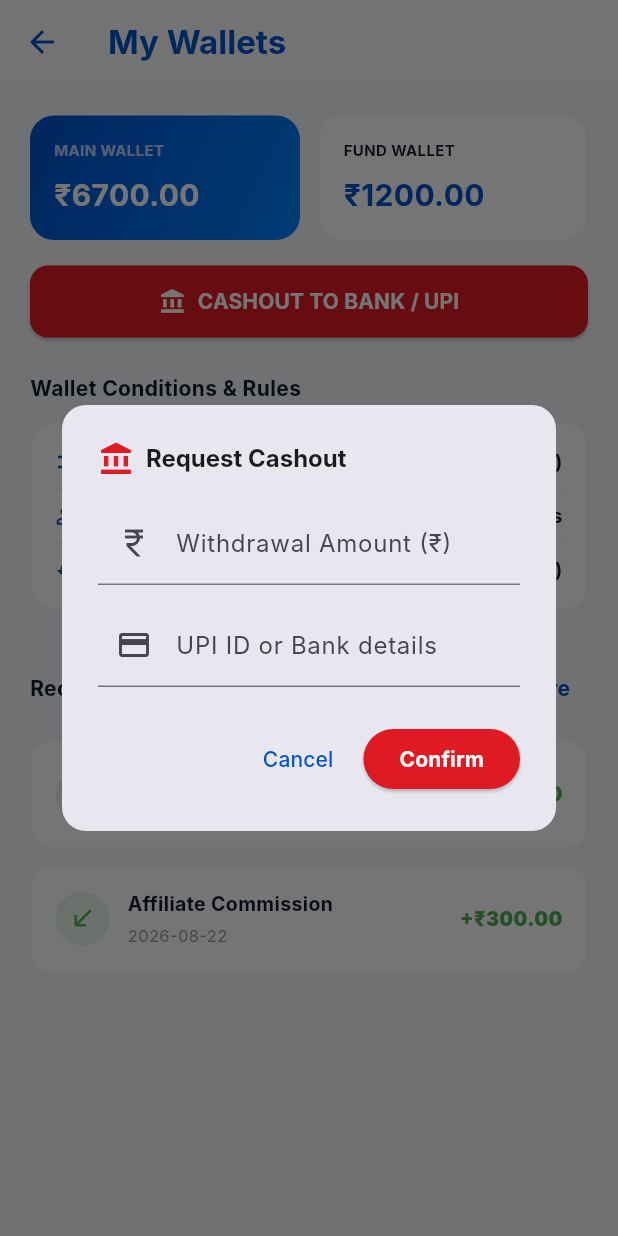
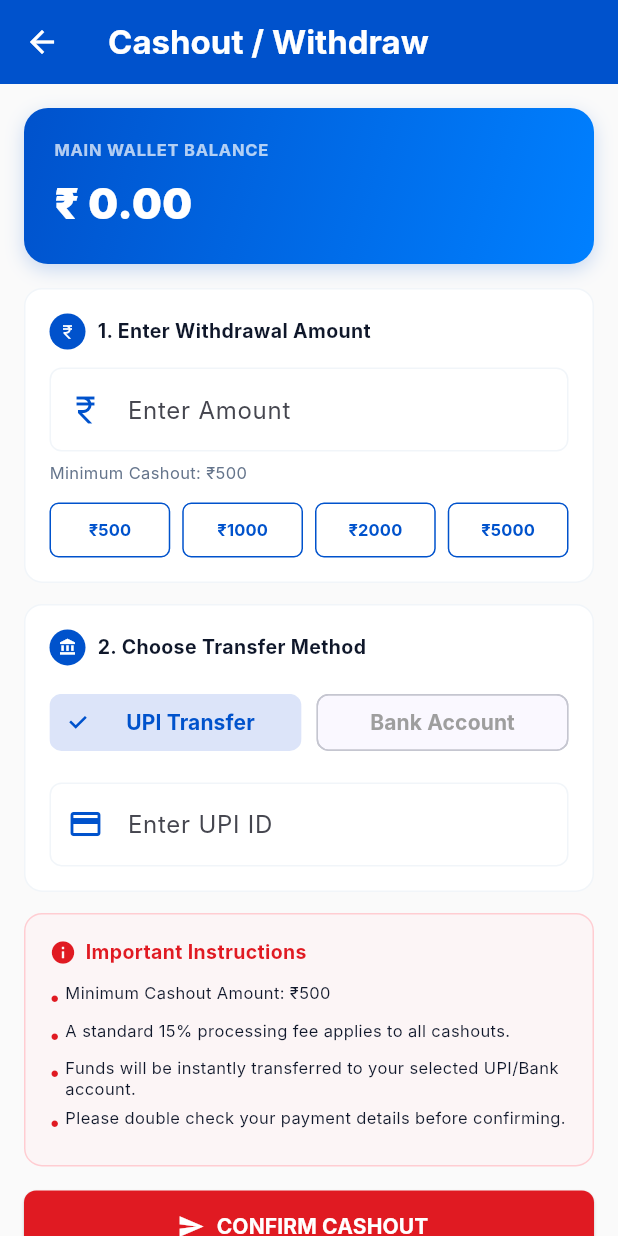
Before and after one commit to Hariswar8018/Recharge-App, a Flutter app: the WalletDetailsScreen screen opened by its route, after a tap on "CASHOUT TO BANK / UPI", on a phone screen of 412 x 824 dp. Run offline on Flutter 3.47's test engine with Material 3 defaults, Android fonts, the phone set to English and light mode, and no system bars; our stand-ins replace shared_preferences; missing offline and left inert: razorpay_flutter, share_me, upi_uri; accounts and stored records are empty; network calls fail; Roboto replaces fonts that are missing (Inter).

Commit message:
created dedicated WithdrawalScreen UI file and pointed cashout button to route it

```diff
--- a/mobile_app/lib/main.dart
+++ b/mobile_app/lib/main.dart
@@ -7,6 +7,7 @@ import 'screens/home_screen.dart';
 import 'screens/fund_request_screen.dart';
 import 'screens/settings_detail_screen.dart';
 import 'screens/wallet_history_screens.dart';
+import 'screens/withdrawal_screen.dart';
 import 'constants/app_theme.dart';
 
 void main() {
@@ -37,6 +38,7 @@ class MyApp extends StatelessWidget {
         '/forgot-password': (context) => const ForgotPasswordScreen(),
         '/home': (context) => const HomeScreen(),
         '/fund-request': (context) => const FundRequestScreen(),
+        '/withdrawal': (context) => const WithdrawalScreen(),
         '/profile-details': (context) => const ProfileDetailsScreen(),
         '/security-details': (context) => const SecurityDetailsScreen(),
         '/wallet-details': (context) => const WalletDetailsScreen(),
--- a/mobile_app/lib/screens/wallet_history_screens.dart
+++ b/mobile_app/lib/screens/wallet_history_screens.dart
@@ -318,106 +318,6 @@ class _WalletDetailsScreenState extends State<WalletDetailsScreen> {
     }
   }
 
-  void _showCashoutDialog(BuildContext context) {
-    final _cashoutFormKey = GlobalKey<FormState>();
-    final _amountController = TextEditingController();
-    final _paymentDetailsController = TextEditingController();
-    bool _isSubmitting = false;
-
-    showDialog(
-      context: context,
-      builder: (dialogContext) {
-        return StatefulBuilder(
-          builder: (context, setDialogState) {
-            return AlertDialog(
-              shape: RoundedRectangleBorder(borderRadius: BorderRadius.circular(16)),
-              title: Row(
-                children: const [
-                  Icon(Icons.account_balance, color: AppTheme.secondaryRed),
-                  SizedBox(width: 8),
-                  Text("Request Cashout", style: TextStyle(fontWeight: FontWeight.bold, fontSize: 16)),
-                ],
-              ),
-              content: Form(
-                key: _cashoutFormKey,
-                child: Column(
-                  mainAxisSize: MainAxisSize.min,
-                  children: [
-                    TextFormField(
-                      controller: _amountController,
-                      keyboardType: TextInputType.number,
-                      decoration: const InputDecoration(
-                        labelText: "Withdrawal Amount (₹)",
-                        hintText: "Enter amount (Min ₹500)",
-                        prefixIcon: Icon(Icons.currency_rupee),
-                      ),
-                      validator: (value) {
-                        if (value == null || value.trim().isEmpty) return "Amount is required";
-                        final amt = double.tryParse(value.trim());
-                        if (amt == null || amt <= 0) return "Enter valid amount";
-                        if (amt > _mainBalance) return "Insufficient main balance";
-                        if (amt < 500) return "Minimum withdrawal is ₹500";
-                        return null;
-                      },
-                    ),
-                    const SizedBox(height: 12),
-                    TextFormField(
-                      controller: _paymentDetailsController,
-                      decoration: const InputDecoration(
-                        labelText: "UPI ID or Bank details",
-                        hintText: "UPI ID or Account No + IFSC",
-                        prefixIcon: Icon(Icons.payment),
-                      ),
-                      validator: (value) {
-                        if (value == null || value.trim().isEmpty) return "Details are required";
-                        return null;
-                      },
-                    ),
-                  ],
-                ),
-              ),
-              actions: [
-                TextButton(
-                  onPressed: _isSubmitting ? null : () => Navigator.pop(dialogContext),
-                  child: const Text("Cancel"),
-                ),
-                ElevatedButton(
-                  onPressed: _isSubmitting ? null : () async {
-                    if (!_cashoutFormKey.currentState!.validate()) return;
-                    setDialogState(() {
-                      _isSubmitting = true;
-                    });
-
-                    final amt = double.parse(_amountController.text.trim());
-                    final result = await ApiService.submitWithdrawal(amt);
-
-                    if (result['success']) {
-                      Navigator.pop(dialogContext);
-                      ScaffoldMessenger.of(context).showSnackBar(
-                        const SnackBar(content: Text("Cashout request submitted successfully!")),
-                      );
-                      _loadWalletData();
-                    } else {
-                      setDialogState(() {
-                        _isSubmitting = false;
-                      });
-                      ScaffoldMessenger.of(context).showSnackBar(
-                        SnackBar(content: Text(result['error'] ?? "Withdrawal failed")),
-                      );
-                    }
-                  },
-                  style: ElevatedButton.styleFrom(backgroundColor: AppTheme.secondaryRed),
-                  child: _isSubmitting
-                    ? const SizedBox(width: 16, height: 16, child: CircularProgressIndicator(color: Colors.white, strokeWidth: 2))
-                    : const Text("Confirm", style: TextStyle(color: Colors.white, fontWeight: FontWeight.bold)),
-                ),
-              ],
-            );
-          }
-        );
-      }
-    );
-  }
 
   @override
   Widget build(BuildContext context) {
@@ -485,7 +385,7 @@ class _WalletDetailsScreenState extends State<WalletDetailsScreen> {
                   SizedBox(
                     width: double.infinity,
                     child: ElevatedButton.icon(
-                      onPressed: () => _showCashoutDialog(context),
+                      onPressed: () => Navigator.pushNamed(context, '/withdrawal').then((_) => _loadWalletData()),
                       icon: const Icon(Icons.account_balance, color: Colors.white),
                       label: const Text("CASHOUT TO BANK / UPI", style: TextStyle(color: Colors.white, fontWeight: FontWeight.bold)),
                       style: ElevatedButton.styleFrom(
--- /dev/null
+++ b/mobile_app/lib/screens/withdrawal_screen.dart
@@ -0,0 +1,409 @@
+import 'package:flutter/material.dart';
+import '../constants/app_theme.dart';
+import '../services/api_service.dart';
+import '../widgets/processing_dialog.dart';
+
+class WithdrawalScreen extends StatefulWidget {
+  const WithdrawalScreen({super.key});
+
+  @override
+  State<WithdrawalScreen> createState() => _WithdrawalScreenState();
+}
+
+class _WithdrawalScreenState extends State<WithdrawalScreen> {
+  final _amountController = TextEditingController();
+  final _paymentDetailsController = TextEditingController();
+  final _formKey = GlobalKey<FormState>();
+  bool _isLoading = false;
+  double _mainBalance = 0.0;
+  String _message = "";
+  String _error = "";
+  List<dynamic> _cashoutHistory = [];
+  String _currentAmount = "";
+  String _paymentMethod = "UPI"; // "UPI" or "BANK"
+
+  @override
+  void initState() {
+    super.initState();
+    _amountController.addListener(_onAmountChanged);
+    _loadBalanceAndHistory();
+  }
+
+  @override
+  void dispose() {
+    _amountController.removeListener(_onAmountChanged);
+    _amountController.dispose();
+    _paymentDetailsController.dispose();
+    super.dispose();
+  }
+
+  void _onAmountChanged() {
+    setState(() {
+      _currentAmount = _amountController.text.trim();
+    });
+  }
+
+  void _setQuickAmount(String amt) {
+    _amountController.text = amt;
+    setState(() {
+      _currentAmount = amt;
+    });
+  }
+
+  Future<void> _loadBalanceAndHistory() async {
+    // Load profile to get latest main balance
+    final profileRes = await ApiService.getProfile();
+    double balance = 0.0;
+    if (profileRes['success']) {
+      final user = profileRes['user'];
+      balance = double.tryParse(user['main_wallet_balance']?.toString() ?? "0.0") ?? 0.0;
+    }
+
+    // Load transactions and filter by "Cashout" to get history
+    final txns = await ApiService.getTransactions();
+    final cashouts = txns.where((tx) => tx['type'] == 'Cashout').toList();
+
+    setState(() {
+      _mainBalance = balance;
+      _cashoutHistory = cashouts;
+    });
+  }
+
+  Future<void> _handleSubmit() async {
+    if (!_formKey.currentState!.validate()) return;
+
+    final amtVal = double.tryParse(_currentAmount);
+    if (amtVal == null || amtVal < 500) {
+      setState(() {
+        _error = "Minimum withdrawal amount is ₹500";
+      });
+      return;
+    }
+
+    if (amtVal > _mainBalance) {
+      setState(() {
+        _error = "Insufficient balance in Main Wallet";
+      });
+      return;
+    }
+
+    await showProcessingDialog(context, "Processing Cashout Request...");
+    if (!mounted) return;
+
+    setState(() {
+      _isLoading = true;
+      _message = "";
+      _error = "";
+    });
+
+    final result = await ApiService.submitWithdrawal(amtVal);
+    setState(() {
+      _isLoading = false;
+    });
+
+    if (result['success']) {
+      setState(() {
+        _message = "Cashout request processed successfully!";
+        _amountController.clear();
+        _paymentDetailsController.clear();
+        _currentAmount = "";
+      });
+      await _loadBalanceAndHistory();
+    } else {
+      setState(() {
+        _error = result['error'] ?? "Withdrawal request failed";
+      });
+    }
+  }
+
+  @override
+  Widget build(BuildContext context) {
+    return Scaffold(
+      backgroundColor: Colors.grey.shade50,
+      appBar: AppBar(
+        title: const Text("Cashout / Withdraw", style: TextStyle(color: Colors.white, fontWeight: FontWeight.bold)),
+        backgroundColor: AppTheme.primaryBlue,
+        iconTheme: const IconThemeData(color: Colors.white),
+        elevation: 0,
+      ),
+      body: SingleChildScrollView(
+        padding: const EdgeInsets.all(16),
+        child: Form(
+          key: _formKey,
+          child: Column(
+            crossAxisAlignment: CrossAxisAlignment.start,
+            children: [
+              // Wallet Balance Card
+              Container(
+                width: double.infinity,
+                padding: const EdgeInsets.all(20),
+                margin: const EdgeInsets.only(bottom: 16),
+                decoration: BoxDecoration(
+                  gradient: AppTheme.blueGradient,
+                  borderRadius: BorderRadius.circular(16),
+                  boxShadow: [
+                    BoxShadow(color: AppTheme.primaryBlue.withOpacity(0.2), blurRadius: 10, offset: const Offset(0, 4)),
+                  ],
+                ),
+                child: Column(
+                  crossAxisAlignment: CrossAxisAlignment.start,
+                  children: [
+                    const Text("MAIN WALLET BALANCE", style: TextStyle(color: Colors.white70, fontSize: 11, fontWeight: FontWeight.bold, letterSpacing: 0.5)),
+                    const SizedBox(height: 8),
+                    Text("₹ ${_mainBalance.toStringAsFixed(2)}", style: const TextStyle(color: Colors.white, fontSize: 28, fontWeight: FontWeight.w900)),
+                  ],
+                ),
+              ),
+
+              // 1. Select Amount Card
+              _buildCardSection(
+                child: Column(
+                  crossAxisAlignment: CrossAxisAlignment.start,
+                  children: [
+                    _buildSectionHeader("1. Enter Withdrawal Amount", Icons.currency_rupee),
+                    const SizedBox(height: 12),
+                    TextFormField(
+                      controller: _amountController,
+                      keyboardType: TextInputType.number,
+                      decoration: InputDecoration(
+                        hintText: "Enter Amount",
+                        prefixIcon: const Icon(Icons.currency_rupee, color: AppTheme.primaryBlue),
+                        border: OutlineInputBorder(borderRadius: BorderRadius.circular(8), borderSide: const BorderSide(color: AppTheme.cardLightBlue)),
+                        enabledBorder: OutlineInputBorder(borderRadius: BorderRadius.circular(8), borderSide: const BorderSide(color: AppTheme.cardLightBlue)),
+                      ),
+                      validator: (value) => (value == null || value.isEmpty) ? "Please enter amount" : null,
+                    ),
+                    const SizedBox(height: 6),
+                    const Text("Minimum Cashout: ₹500", style: TextStyle(color: AppTheme.textGray, fontSize: 11)),
+                    const SizedBox(height: 12),
+                    // Quick amount selection
+                    GridView.count(
+                      shrinkWrap: true,
+                      physics: const NeverScrollableScrollPhysics(),
+                      crossAxisCount: 4,
+                      childAspectRatio: 2.2,
+                      crossAxisSpacing: 8,
+                      mainAxisSpacing: 8,
+                      children: ["500", "1000", "2000", "5000"].map((val) {
+                        return OutlinedButton(
+                          onPressed: () => _setQuickAmount(val),
+                          style: OutlinedButton.styleFrom(
+                            side: const BorderSide(color: AppTheme.primaryBlue),
+                            shape: RoundedRectangleBorder(borderRadius: BorderRadius.circular(6)),
+                            padding: EdgeInsets.zero,
+                          ),
+                          child: Text("₹$val", style: const TextStyle(color: AppTheme.primaryBlue, fontWeight: FontWeight.bold, fontSize: 11)),
+                        );
+                      }).toList(),
+                    ),
+                  ],
+                ),
+              ),
+              const SizedBox(height: 14),
+
+              // 2. Select Payment Method Card
+              _buildCardSection(
+                child: Column(
+                  crossAxisAlignment: CrossAxisAlignment.start,
+                  children: [
+                    _buildSectionHeader("2. Choose Transfer Method", Icons.account_balance),
+                    const SizedBox(height: 14),
+                    Row(
+                      children: [
+                        Expanded(
+                          child: ChoiceChip(
+                            label: const Center(child: Text("UPI Transfer", style: TextStyle(fontWeight: FontWeight.bold))),
+                            selected: _paymentMethod == "UPI",
+                            selectedColor: AppTheme.primaryBlue.withOpacity(0.12),
+                            checkmarkColor: AppTheme.primaryBlue,
+                            labelStyle: TextStyle(color: _paymentMethod == "UPI" ? AppTheme.primaryBlue : Colors.grey),
+                            onSelected: (val) {
+                              if (val) setState(() => _paymentMethod = "UPI");
+                            },
+                          ),
+                        ),
+                        const SizedBox(width: 10),
+                        Expanded(
+                          child: ChoiceChip(
+                            label: const Center(child: Text("Bank Account", style: TextStyle(fontWeight: FontWeight.bold))),
+                            selected: _paymentMethod == "BANK",
+                            selectedColor: AppTheme.primaryBlue.withOpacity(0.12),
+                            checkmarkColor: AppTheme.primaryBlue,
+                            labelStyle: TextStyle(color: _paymentMethod == "BANK" ? AppTheme.primaryBlue : Colors.grey),
+                            onSelected: (val) {
+                              if (val) setState(() => _paymentMethod = "BANK");
+                            },
+                          ),
+                        ),
+                      ],
+                    ),
+                    const SizedBox(height: 16),
+                    TextFormField(
+                      controller: _paymentDetailsController,
+                      decoration: InputDecoration(
+                        labelText: _paymentMethod == "UPI" ? "Enter UPI ID" : "Account Number + IFSC Code",
+                        hintText: _paymentMethod == "UPI" ? "username@upi" : "Acc: 123456789, IFSC: SBIN0001234",
+                        prefixIcon: Icon(_paymentMethod == "UPI" ? Icons.payment : Icons.account_box, color: AppTheme.primaryBlue),
+                        border: OutlineInputBorder(borderRadius: BorderRadius.circular(8), borderSide: const BorderSide(color: AppTheme.cardLightBlue)),
+                        enabledBorder: OutlineInputBorder(borderRadius: BorderRadius.circular(8), borderSide: const BorderSide(color: AppTheme.cardLightBlue)),
+                      ),
+                      validator: (value) => (value == null || value.trim().isEmpty) ? "Payment destination details are required" : null,
+                    ),
+                  ],
+                ),
+              ),
+              const SizedBox(height: 14),
+
+              // Instructions Card
+              Container(
+                width: double.infinity,
+                padding: const EdgeInsets.all(16),
+                decoration: BoxDecoration(
+                  color: Colors.red.shade50.withOpacity(0.3),
+                  borderRadius: BorderRadius.circular(12),
+                  border: Border.all(color: Colors.red.shade100),
+                ),
+                child: Column(
+                  crossAxisAlignment: CrossAxisAlignment.start,
+                  children: [
+                    Row(
+                      children: const [
+                        Icon(Icons.info, color: AppTheme.secondaryRed, size: 18),
+                        SizedBox(width: 6),
+                        Text("Important Instructions", style: TextStyle(color: AppTheme.secondaryRed, fontWeight: FontWeight.bold, fontSize: 13)),
+                      ],
+                    ),
+                    const SizedBox(height: 8),
+                    _buildInstructionBullet("Minimum Cashout Amount: ₹500"),
+                    _buildInstructionBullet("A standard 15% processing fee applies to all cashouts."),
+                    _buildInstructionBullet("Funds will be instantly transferred to your selected UPI/Bank account."),
+                    _buildInstructionBullet("Please double check your payment details before confirming."),
+                  ],
+                ),
+              ),
+              const SizedBox(height: 16),
+
+              if (_message.isNotEmpty) ...[
+                Text(_message, style: const TextStyle(color: Colors.green, fontSize: 12, fontWeight: FontWeight.bold)),
+                const SizedBox(height: 12),
+              ],
+              if (_error.isNotEmpty) ...[
+                Text(_error, style: const TextStyle(color: Colors.red, fontSize: 12, fontWeight: FontWeight.bold)),
+                const SizedBox(height: 12),
+              ],
+
+              // Submit Button
+              SizedBox(
+                width: double.infinity,
+                height: 48,
+                child: ElevatedButton.icon(
+                  onPressed: _isLoading ? null : _handleSubmit,
+                  icon: const Icon(Icons.send, color: Colors.white, size: 18),
+                  label: Text(_isLoading ? "PROCESSING..." : "CONFIRM CASHOUT", style: const TextStyle(color: Colors.white, fontWeight: FontWeight.bold)),
+                  style: ElevatedButton.styleFrom(
+                    backgroundColor: AppTheme.secondaryRed,
+                    shape: RoundedRectangleBorder(borderRadius: BorderRadius.circular(8)),
+                  ),
+                ),
+              ),
+              const SizedBox(height: 24),
+
+              // Request History section
+              const Text("Your Withdrawal History", style: TextStyle(fontSize: 14, fontWeight: FontWeight.bold, color: AppTheme.textDarkBlue)),
+              const SizedBox(height: 8),
+              _cashoutHistory.isEmpty
+                  ? const Center(child: Padding(padding: EdgeInsets.all(20), child: Text("No cashout history found", style: TextStyle(color: AppTheme.textGray))))
+                  : ListView.builder(
+                      shrinkWrap: true,
+                      physics: const NeverScrollableScrollPhysics(),
+                      itemCount: _cashoutHistory.length,
+                      itemBuilder: (context, index) {
+                        final item = _cashoutHistory[index];
+                        final amount = item['amount'] as String? ?? '₹0.00';
+                        final date = item['date'] as String? ?? '';
+                        final id = item['id']?.toString() ?? '';
+
+                        return Card(
+                          margin: const EdgeInsets.only(bottom: 10),
+                          elevation: 0.5,
+                          shape: RoundedRectangleBorder(
+                            borderRadius: BorderRadius.circular(12),
+                            side: const BorderSide(color: AppTheme.cardLightBlue),
+                          ),
+                          child: ListTile(
+                            leading: CircleAvatar(
+                              radius: 18,
+                              backgroundColor: Colors.red.shade50,
+                              child: const Icon(
+                                Icons.call_made,
+                                color: Colors.red,
+                                size: 18,
+                              ),
+                            ),
+                            title: Text(
+                              amount,
+                              style: const TextStyle(fontWeight: FontWeight.bold, color: AppTheme.textDarkBlue),
+                            ),
+                            subtitle: Text("Ref ID: SRTXN${id.padLeft(8, '0')}\n$date", style: const TextStyle(fontSize: 10)),
+                            trailing: Container(
+                              padding: const EdgeInsets.symmetric(horizontal: 8, vertical: 4),
+                              decoration: BoxDecoration(
+                                color: Colors.green.withOpacity(0.1),
+                                borderRadius: BorderRadius.circular(6),
+                              ),
+                              child: const Text(
+                                "SUCCESS",
+                                style: TextStyle(color: Colors.green, fontWeight: FontWeight.bold, fontSize: 9),
+                              ),
+                            ),
+                          ),
+                        );
+                      },
+                    )
+            ],
+          ),
+        ),
+      ),
+    );
+  }
+
+  Widget _buildCardSection({required Widget child}) {
+    return Container(
+      width: double.infinity,
+      padding: const EdgeInsets.all(16),
+      decoration: BoxDecoration(
+        color: Colors.white,
+        borderRadius: BorderRadius.circular(12),
+        border: Border.all(color: AppTheme.cardLightBlue),
+      ),
+      child: child,
+    );
+  }
+
+  Widget _buildSectionHeader(String title, IconData icon) {
+    return Row(
+      children: [
+        CircleAvatar(
+          radius: 12,
+          backgroundColor: AppTheme.primaryBlue,
+          child: Icon(icon, color: Colors.white, size: 12),
+        ),
+        const SizedBox(width: 8),
+        Text(title, style: const TextStyle(fontWeight: FontWeight.bold, fontSize: 13, color: AppTheme.textDarkBlue)),
+      ],
+    );
+  }
+
+  Widget _buildInstructionBullet(String text) {
+    return Padding(
+      padding: const EdgeInsets.symmetric(vertical: 2.5),
+      child: Row(
+        crossAxisAlignment: CrossAxisAlignment.start,
+        children: [
+          const Text("• ", style: TextStyle(color: AppTheme.secondaryRed, fontWeight: FontWeight.bold)),
+          Expanded(child: Text(text, style: const TextStyle(color: AppTheme.textDarkBlue, fontSize: 11, height: 1.3))),
+        ],
+      ),
+    );
+  }
+}
```
